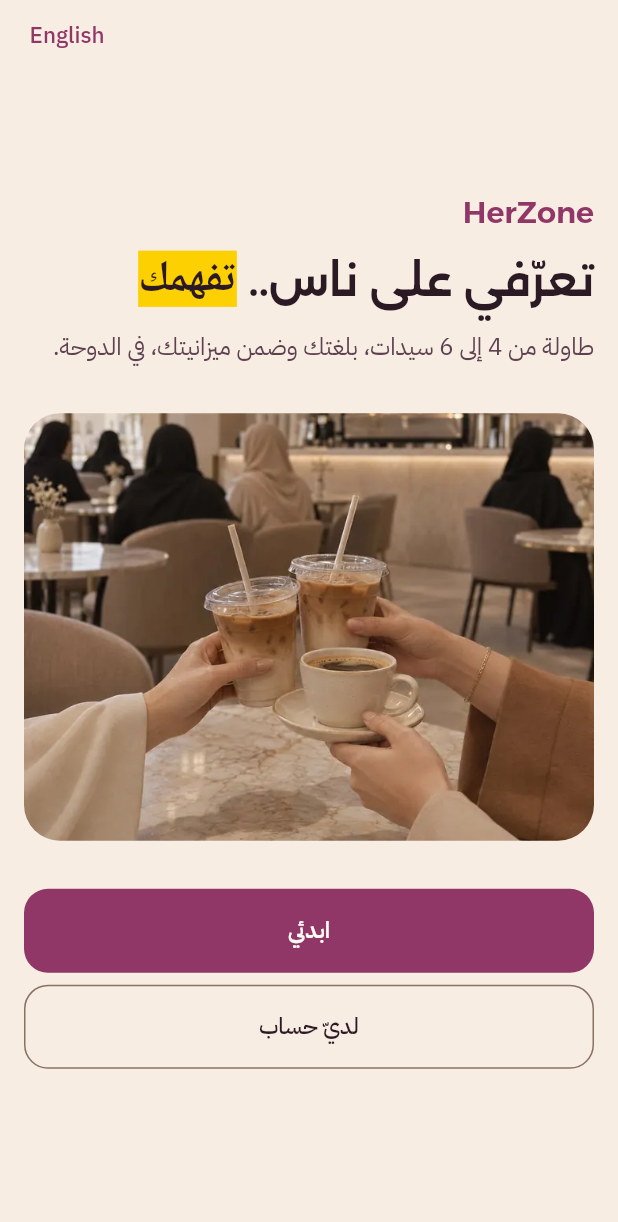
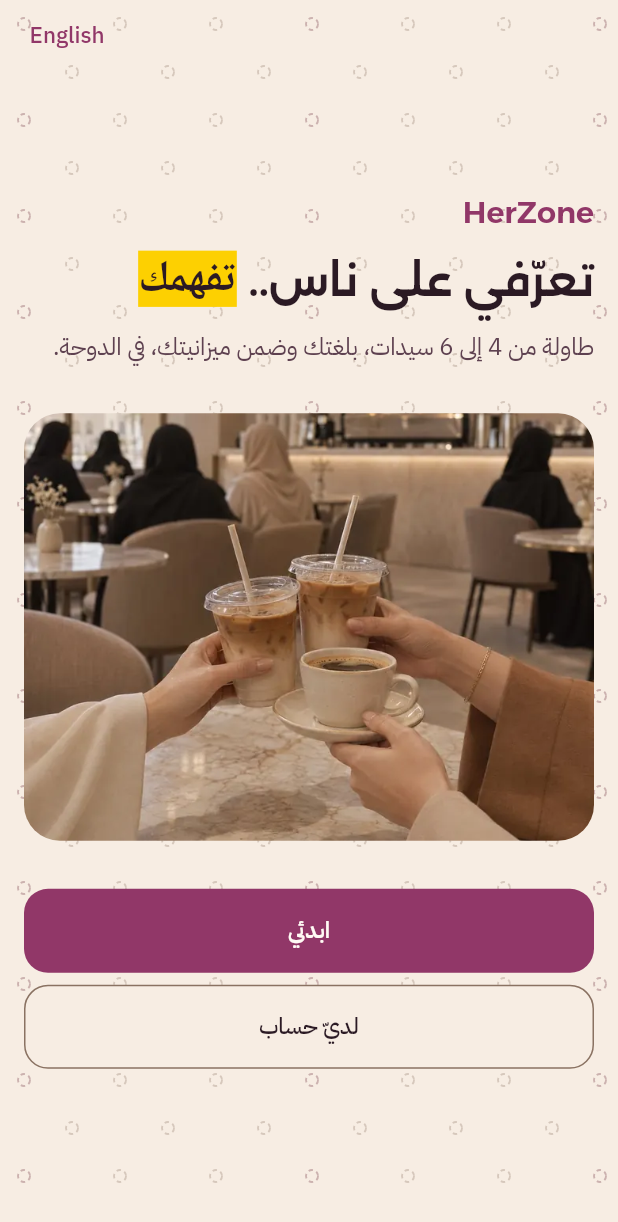
Before and after one commit to NayQtr/RightTime, a Flutter app: the screen it shows after launch, on a phone screen of 412 x 824 dp. Shown: the top 1222 px of the screen. Run offline on Flutter 3.47's test engine with Material 3 defaults, Android fonts, the phone set to English and light mode, and no system bars; our stand-ins replace audioplayers, flutter_secure_storage, go_router, local_auth, sentry_flutter, shared_preferences.

Commit message:
App: the «سُفرة» seats pattern behind welcome, the end of the questions and the empty states
Same pattern as the website as a CustomPainter (HzColors borderStrong 0.30, seat 0.15 light / 0.22 dark),
gone with high contrast. Widget tests, real-font check at four widths, welcome golden and store shots updated.

Co-Authored-By: Claude Opus 5.5 <noreply@anthropic.com>
Claude-Session: https://claude.ai/code/session_01FEXgDqNsHx3oP1pnWG1BkE

```diff
--- /dev/null
+++ b/qatar/app/lib/ui/common/sufra_background.dart
@@ -0,0 +1,69 @@
+import 'dart:math' as math;
+
+import 'package:flutter/material.dart';
+
+import '../theme.dart';
+
+/// The «سُفرة» seats pattern (owner decision, 15 Nov 2026, option B), the same as the website's .sufra-bg: a quiet layer
+/// of single dashed seats behind the welcome screen, the end of the questions and the empty states. Seats only (radius
+/// 4, stroke 1.25, dashes 3 / 2.5), never filled (a filled seat means "taken" in the table drawing) and no table ring
+/// (it would read as the logo). A staggered 64 px grid: layer 1 on every seat in borderStrong at 0.30, layer 2 on one
+/// seat of each 192 px row group in seat at 0.15 in light and 0.22 in dark (0.22 in light would bring muted text over a
+/// dash under 4.5:1). Static, decorative (a screen reader skips it), and gone when the phone asks for more contrast.
+class SufraBackground extends StatelessWidget {
+  const SufraBackground({super.key, required this.child});
+  final Widget child;
+
+  static const double opacity1 = 0.30;
+  static double opacity2(Brightness b) => b == Brightness.dark ? 0.22 : 0.15;
+
+  @override
+  Widget build(BuildContext context) {
+    if (MediaQuery.highContrastOf(context)) return child;
+    final c = hzColors(context);
+    final b = Theme.of(context).brightness;
+    return CustomPaint(
+      key: const Key('sufra-bg'),
+      painter: SufraPainter(
+        every: c.borderStrong.withValues(alpha: opacity1),
+        third: c.seat.withValues(alpha: opacity2(b)),
+      ),
+      child: child,
+    );
+  }
+}
+
+class SufraPainter extends CustomPainter {
+  SufraPainter({required this.every, required this.third});
+  final Color every, third;
+
+  static const double cell = 64, r = 4, stroke = 1.25, dash = 3, gap = 2.5;
+
+  @override
+  void paint(Canvas canvas, Size size) {
+    canvas.save();
+    canvas.clipRect(Offset.zero & size);
+    final p1 = Paint()..color = every..style = PaintingStyle.stroke..strokeWidth = stroke;
+    final p2 = Paint()..color = third..style = PaintingStyle.stroke..strokeWidth = stroke;
+    for (var y = 0.0; y < size.height + cell; y += cell) {
+      for (var x = 0.0, col = 0; x < size.width + cell; x += cell, col++) {
+        seat(canvas, Offset(x + 16, y + 16), p1);
+        seat(canvas, Offset(x + 48, y + 48), p1);
+        if (col % 3 == 0) seat(canvas, Offset(x + 16, y + 16), p2);
+      }
+    }
+    canvas.restore();
+  }
+
+  /// One dashed seat, dashes laid along the circle from its rightmost point clockwise, as an SVG circle draws them.
+  static void seat(Canvas canvas, Offset c, Paint paint) {
+    final rect = Rect.fromCircle(center: c, radius: r);
+    const on = dash / r, off = gap / r;
+    for (var a = 0.0; a < 2 * math.pi; a += on + off) {
+      canvas.drawArc(rect, a, math.min(on, 2 * math.pi - a), false, paint);
+    }
+  }
+
+  @override
+  bool shouldRepaint(SufraPainter old) => old.every != every || old.third != third;
+}
--- a/qatar/app/lib/ui/meetups/events_tab.dart
+++ b/qatar/app/lib/ui/meetups/events_tab.dart
@@ -10,6 +10,7 @@ import '../../l10n/app_localizations.dart';
 import '../common/card_origin.dart';
 import '../common/loader.dart';
 import '../common/motion.dart';
+import '../common/sufra_background.dart';
 import '../common/table_art.dart';
 import '../format.dart';
 import '../theme.dart';
@@ -36,7 +37,7 @@ class EventsTab extends StatelessWidget {
           // the soonest upcoming meetup is the one filled card; the rest stay a plain list
           final next = upcoming.isEmpty ? null : upcoming.first;
           final rest = [...upcoming.skip(1), ...past];
-          return ListView(padding: const EdgeInsets.all(HzSpace.gutter), children: [
+          final list = ListView(padding: const EdgeInsets.all(HzSpace.gutter), children: [
             Text(t.tabEvents, style: Theme.of(context).textTheme.headlineMedium),
             const SizedBox(height: HzSpace.s4),
             if (all.isEmpty) ...[
@@ -57,6 +58,8 @@ class EventsTab extends StatelessWidget {
                 onTap: () => pushFromCard(row, '/booking/${b.id}'),
               ))),
           ]);
+          // no meetup yet: the «سُفرة» seats pattern behind the empty state (owner, 15 Nov)
+          return all.isEmpty ? SufraBackground(child: list) : list;
         },
       ),
     );
--- a/qatar/app/lib/ui/meetups/home_tab.dart
+++ b/qatar/app/lib/ui/meetups/home_tab.dart
@@ -14,6 +14,7 @@ import '../common/busy_label.dart';
 import '../common/card_origin.dart';
 import '../common/loader.dart';
 import '../common/motion.dart';
+import '../common/sufra_background.dart';
 import '../format.dart';
 import '../theme.dart';
 import '../common/press.dart';
@@ -101,7 +102,7 @@ class _SessionListState extends State<_SessionList> {
     final later = [for (final s in shown) if (!weekKeys.contains(qatarDayKey(s.startsAt))) s];
     // the week heading carries its count: the week's meetups under the kind and area chosen (the strip picks the day)
     final weekN = [for (final s in all) if (weekKeys.contains(qatarDayKey(s.startsAt)) && (area == null || s.district == area) && (kind == null || s.experience == kind)) s].length;
-    return ListView(padding: const EdgeInsets.all(HzSpace.gutter), children: [
+    final list = ListView(padding: const EdgeInsets.all(HzSpace.gutter), children: [
       Text(t.cityFull, style: Theme.of(context).textTheme.headlineMedium),
       const SizedBox(height: HzSpace.s4),
       if (all.isNotEmpty) ...[
@@ -174,6 +175,7 @@ class _SessionListState extends State<_SessionList> {
         else
           TestId('notify-me', child: Press(child: OutlinedButton.icon(
             key: const Key('notify-me'),
+            style: OutlinedButton.styleFrom(backgroundColor: c.bg), // solid over the seats pattern
             onPressed: busy ? null : _notifyMe,
             icon: const Icon(Icons.notifications_outlined),
             label: BusyLabel(busy: busy, child: Text(t.notifyMe)),
@@ -189,6 +191,8 @@ class _SessionListState extends State<_SessionList> {
       if (shown.isEmpty && all.isNotEmpty) Text(t.noFilterMatch, key: const Key('no-filter-match')),
       for (final (i, s) in later.indexed) RiseIn(index: i, once: 'home', child: _SessionCard(s)),
     ]);
+    // no meetups to show: the «سُفرة» seats pattern behind the empty state (owner, 15 Nov)
+    return all.isEmpty ? SufraBackground(child: list) : list;
   }
 }
 
--- a/qatar/app/lib/ui/onboarding/quiz_screen.dart
+++ b/qatar/app/lib/ui/onboarding/quiz_screen.dart
@@ -12,6 +12,7 @@ import '../common/table_art.dart';
 import '../common/test_id.dart';
 import '../common/busy_label.dart';
 import '../common/press.dart';
+import '../common/sufra_background.dart';
 
 /// The owner's wording (11 Nov): one minute, two minutes, then "a few minutes". The longest questionnaire is about
 /// four minutes, so no larger number is reached. The website says the same (timeLeftText in web/app.js).
@@ -77,7 +78,8 @@ class _QuizScreenState extends State<QuizScreen> {
         Press(child: OutlinedButton(key: const Key('retry'), onPressed: vm.load, child: Text(t.retry))),
       ]);
     } else if (vm.done && !vm.signedIn) {
-      body = ListView(padding: const EdgeInsets.all(HzSpace.gutter), children: [
+      // the end of the questions (the app's interstitial) has the «سُفرة» seats pattern behind it (owner, 15 Nov)
+      body = SufraBackground(child: ListView(padding: const EdgeInsets.all(HzSpace.gutter), children: [
         // the end of the questions: the table drawing with every seat taken (as on the website's last screen)
         const Align(alignment: AlignmentDirectional.centerStart, child: TableArt(key: Key('done-table'), filled: 6, size: 132)),
         const SizedBox(height: HzSpace.s4),
@@ -86,7 +88,7 @@ class _QuizScreenState extends State<QuizScreen> {
         Text(t.quizDoneBody),
         const SizedBox(height: HzSpace.s6),
         Press(child: FilledButton(key: const Key('save-answers'), onPressed: () => context.go('/sign-in'), child: Text(t.saveAnswers))),
-      ]);
+      ]));
     } else if (q == null) {
       body = const Center(child: CircularProgressIndicator());
     } else {
--- a/qatar/app/lib/ui/onboarding/welcome_screen.dart
+++ b/qatar/app/lib/ui/onboarding/welcome_screen.dart
@@ -8,6 +8,7 @@ import '../../l10n/app_localizations.dart';
 import '../common/motion.dart';
 import '../theme.dart';
 import '../common/press.dart';
+import '../common/sufra_background.dart';
 
 class WelcomeScreen extends StatelessWidget {
   const WelcomeScreen({super.key});
@@ -24,8 +25,9 @@ class WelcomeScreen extends StatelessWidget {
     final em = t.welcomeHeroEm;
     final at = hero.lastIndexOf(em);
     final arabic = Localizations.localeOf(context).languageCode == 'ar';
+    // the «سُفرة» seats pattern behind the page (owner, 15 Nov); the photo and the buttons stay solid over it
     return Scaffold(
-      body: SafeArea(
+      body: SufraBackground(child: SafeArea(
         child: LayoutBuilder(
           builder: (context, box) {
             // The Arabic welcome line reads as one line (owner, 12 Nov). At the full 32 pt it needs more width than a
@@ -77,7 +79,8 @@ class WelcomeScreen extends StatelessWidget {
                       rise(3, Column(crossAxisAlignment: CrossAxisAlignment.stretch, children: [
                         Press(child: FilledButton(key: const Key('start'), onPressed: () => context.go('/quiz'), child: Text(t.getStarted))),
                         const SizedBox(height: HzSpace.s2),
-                        Press(child: OutlinedButton(key: const Key('have-account'), onPressed: () => context.go('/sign-in'), child: Text(t.haveAccount))),
+                        Press(child: OutlinedButton(key: const Key('have-account'), style: OutlinedButton.styleFrom(backgroundColor: c.bg),
+                            onPressed: () => context.go('/sign-in'), child: Text(t.haveAccount))),
                       ])),
                     ]),
                   ),
@@ -91,7 +94,7 @@ class WelcomeScreen extends StatelessWidget {
             ]);
           },
         ),
-      ),
+      )),
     );
   }
 }
```
Also changed, not shown: 6 other files.
